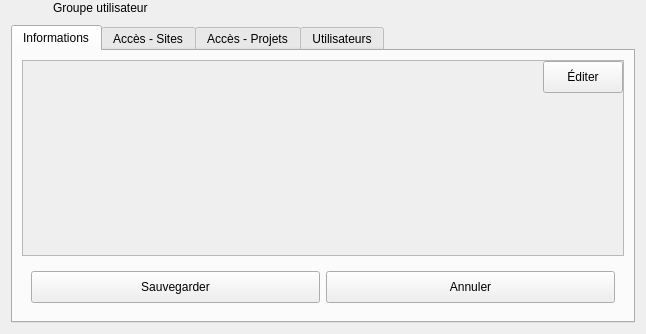
The window that client/src/editors/UserGroupWidget.ui (introlab/openteraplus) describes before a commit, drawn with Qt 5.
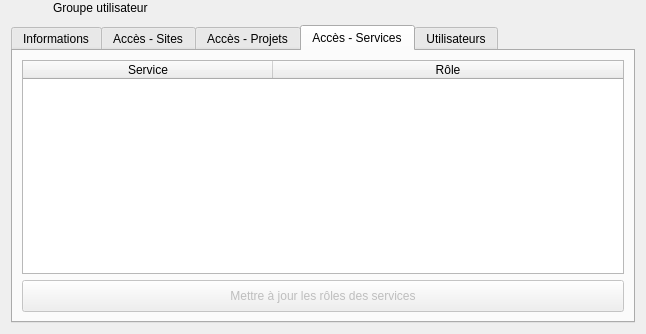
The same window after the commit. Icons and pictures are not drawn. Custom widgets are drawn as their Qt base class.

Commit message: Refs #89. Added service roles management for user groups.

The edit to the form file:
```diff
--- a/client/src/editors/UserGroupWidget.ui
+++ b/client/src/editors/UserGroupWidget.ui
@@ -79,7 +79,7 @@
       </sizepolicy>
      </property>
      <property name="currentIndex">
-      <number>0</number>
+      <number>3</number>
      </property>
      <widget class="QWidget" name="tabDashboard">
       <attribute name="icon">
@@ -449,6 +449,93 @@
        </item>
       </layout>
      </widget>
+     <widget class="QWidget" name="tabServices">
+      <attribute name="icon">
+       <iconset resource="../../resources/TeraClient.qrc">
+        <normaloff>:/icons/service.png</normaloff>:/icons/service.png</iconset>
+      </attribute>
+      <attribute name="title">
+       <string>Accès - Services</string>
+      </attribute>
+      <layout class="QVBoxLayout" name="verticalLayout_5">
+       <item>
+        <widget class="QTableWidget" name="tableServices">
+         <property name="editTriggers">
+          <set>QAbstractItemView::NoEditTriggers</set>
+         </property>
+         <property name="showDropIndicator" stdset="0">
+          <bool>false</bool>
+         </property>
+         <property name="dragDropOverwriteMode">
+          <bool>false</bool>
+         </property>
+         <property name="selectionMode">
+          <enum>QAbstractItemView::NoSelection</enum>
+         </property>
+         <property name="selectionBehavior">
+          <enum>QAbstractItemView::SelectRows</enum>
+         </property>
+         <property name="sortingEnabled">
+          <bool>true</bool>
+         </property>
+         <property name="columnCount">
+          <number>2</number>
+         </property>
+         <attribute name="horizontalHeaderDefaultSectionSize">
+          <number>250</number>
+         </attribute>
+         <attribute name="horizontalHeaderShowSortIndicator" stdset="0">
+          <bool>true</bool>
+         </attribute>
+         <attribute name="horizontalHeaderStretchLastSection">
+          <bool>true</bool>
+         </attribute>
+         <attribute name="verticalHeaderVisible">
+          <bool>false</bool>
+         </attribute>
+         <column>
+          <property name="text">
+           <string>Service</string>
+          </property>
+         </column>
+         <column>
+          <property name="text">
+           <string>Rôle</string>
+          </property>
+         </column>
+        </widget>
+       </item>
+       <item>
+        <widget class="QPushButton" name="btnUpdateServicesRoles">
+         <property name="enabled">
+          <bool>false</bool>
+         </property>
+         <property name="minimumSize">
+          <size>
+           <width>0</width>
+           <height>32</height>
+          </size>
+         </property>
+         <property name="cursor">
+          <cursorShape>PointingHandCursor</cursorShape>
+         </property>
+         <property name="text">
+          <string>Mettre à jour les rôles des services</string>
+         </property>
+         <property name="icon">
+          <iconset resource="../../resources/TeraClient.qrc">
+           <normaloff>:/icons/save.png</normaloff>:/icons/save.png</iconset>
+         </property>
+         <property name="iconSize">
+          <size>
+           <width>24</width>
+           <height>24</height>
+          </size>
+         </property>
+        </widget>
+       </item>
+      </layout>
+     </widget>
      <widget class="QWidget" name="tabUsers">
       <attribute name="icon">
        <iconset resource="../../resources/TeraClient.qrc">
```
Left out of the diff: 12 changed lines with no effect on the pictures. The commit also changes 15 other files.
